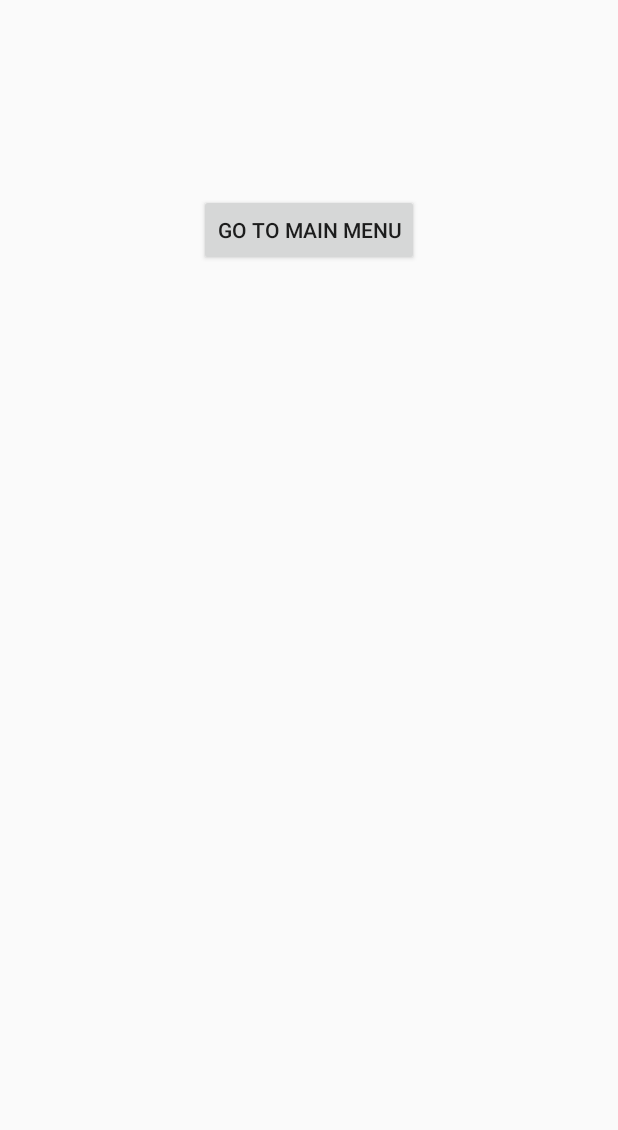
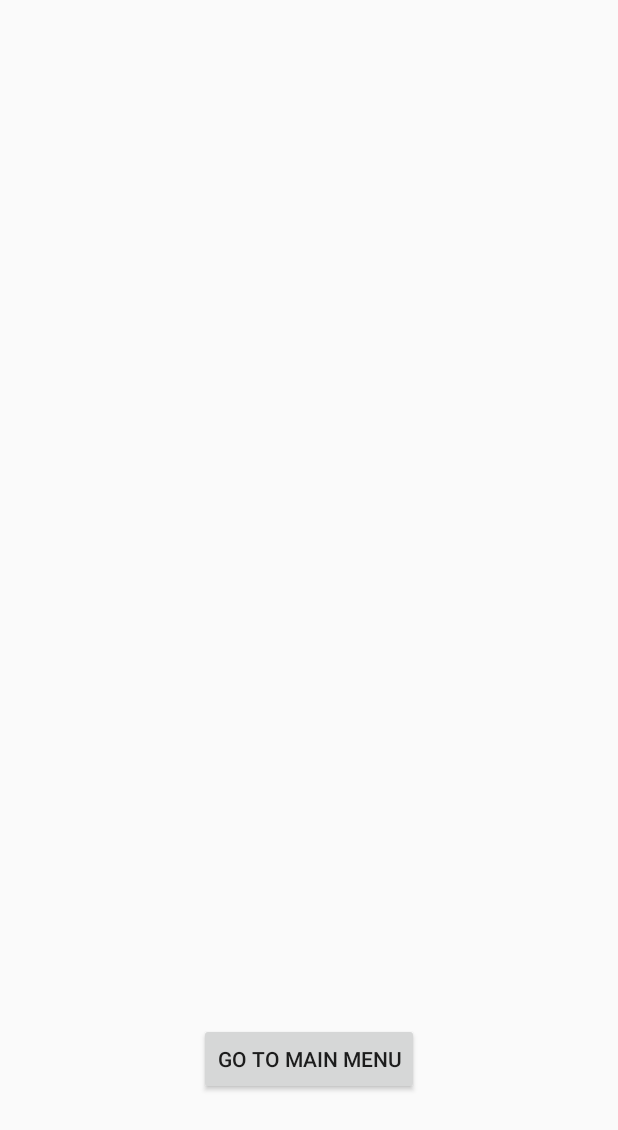
Before and after one commit to t-ahsan/EC327_Project, an Android app: the layout activity_end__screen.xml on its own in the app's theme, with its tools: preview values and no code run, on a phone screen of 412 x 824 dp. Shown: the top 1130 px of the screen. Run offline under Robolectric (Android 15) with nearby library versions, the phone set to English and light mode, and no system bars.

Commit message:
endscreen added

```diff
--- a/app/src/main/AndroidManifest.xml
+++ b/app/src/main/AndroidManifest.xml
@@ -26,6 +26,7 @@
             android:parentActivityName=".MainActivity"
             android:screenOrientation="portrait" />
         <activity android:name=".LearnActivity" />
+        <activity android:name=".EndScreenActivity" />
     </application>
 
 </manifest>
--- a/app/src/main/res/layout/activity_end__screen.xml
+++ b/app/src/main/res/layout/activity_end__screen.xml
@@ -10,11 +10,35 @@
         android:id="@+id/button7"
         android:layout_width="wrap_content"
         android:layout_height="wrap_content"
-        android:layout_marginTop="129dp"
+        android:layout_marginBottom="94dp"
         android:onClick="Go_To_Beginning_Screen"
         android:text="Go To Main Menu"
+        app:layout_constraintBottom_toBottomOf="parent"
+        app:layout_constraintEnd_toEndOf="parent"
+        app:layout_constraintStart_toStartOf="parent"
+        app:layout_constraintTop_toBottomOf="@+id/textView6" />
+
+    <TextView
+        android:id="@+id/textView5"
+        android:layout_width="126dp"
+        android:layout_height="0dp"
+        android:layout_marginBottom="58dp"
+        android:layout_marginTop="44dp"
+        android:gravity="center_vertical|center_horizontal"
+        app:layout_constraintBottom_toTopOf="@+id/textView6"
         app:layout_constraintEnd_toEndOf="parent"
         app:layout_constraintStart_toStartOf="parent"
         app:layout_constraintTop_toTopOf="parent" />
 
+    <TextView
+        android:id="@+id/textView6"
+        android:layout_width="104dp"
+        android:layout_height="0dp"
+        android:layout_marginBottom="153dp"
+        android:gravity="center_vertical|center_horizontal"
+        app:layout_constraintBottom_toTopOf="@+id/button7"
+        app:layout_constraintEnd_toEndOf="parent"
+        app:layout_constraintStart_toStartOf="parent"
+        app:layout_constraintTop_toBottomOf="@+id/textView5" />
+
 </android.support.constraint.ConstraintLayout>
```
Also changed, not shown: app/src/main/java/com/example/yana/alphabetter/EndScreenActivity.java (+15 -0 lines), app/src/main/java/com/example/yana/alphabetter/QuizActivity.java (+17 -3 lines).
